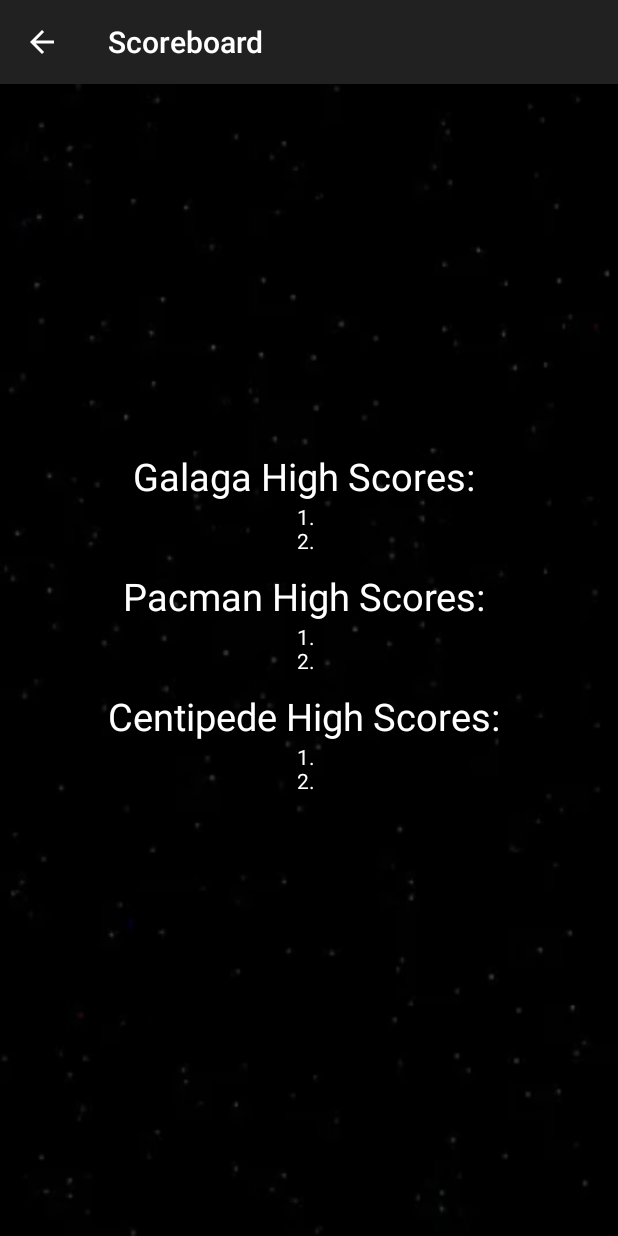
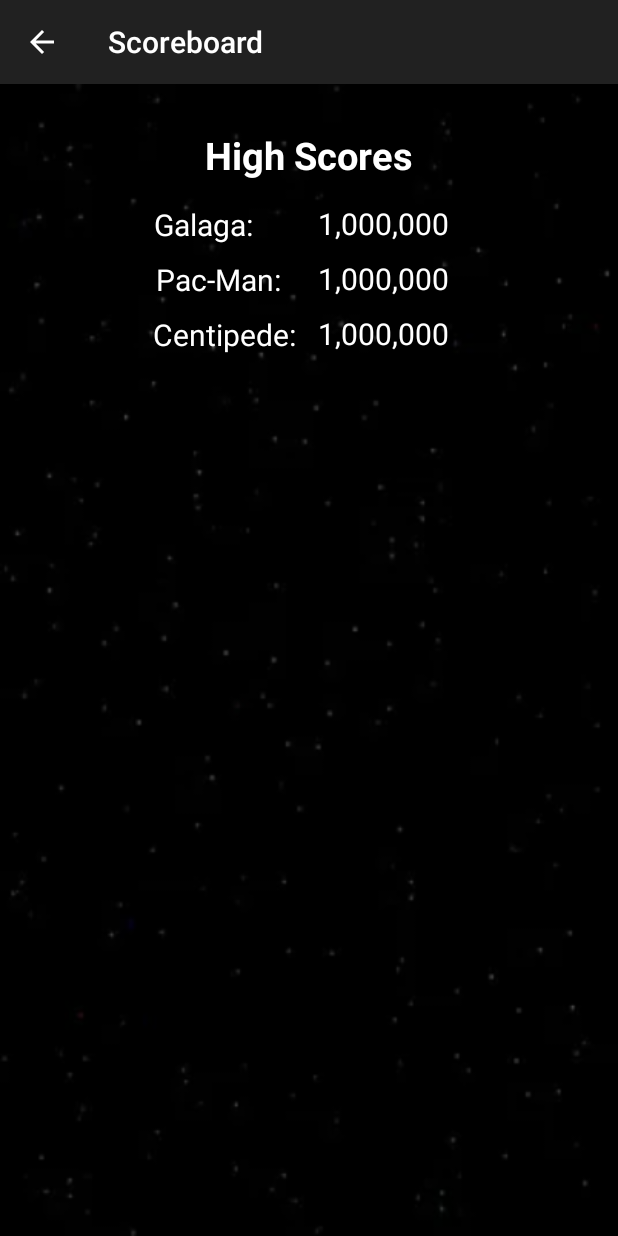
Before and after one commit to tttttttt56/Pixelated, an Android app: the Scoreboard screen opened directly, with no data from a screen before it, on a phone screen of 412 x 824 dp. Run offline under Robolectric (Android 15) with nearby library versions, the phone set to English and light mode, and no system bars.

Commit message:
updated the scoreboard activity ui

```diff
--- a/app/src/main/res/layout/activity_scoreboard.xml
+++ b/app/src/main/res/layout/activity_scoreboard.xml
@@ -14,15 +14,17 @@
         android:scaleType="fitXY"
         app:layout_constraintBottom_toBottomOf="parent"
         app:layout_constraintEnd_toEndOf="parent"
+        app:layout_constraintHorizontal_bias="0.0"
         app:layout_constraintStart_toStartOf="parent"
         app:layout_constraintTop_toTopOf="parent"
+        app:layout_constraintVertical_bias="0.0"
         app:srcCompat="@drawable/galagabackground" />
 
     <LinearLayout
         android:id="@+id/linearLayout"
         android:layout_width="0dp"
         android:layout_height="wrap_content"
-        android:layout_marginTop="244dp"
+        android:layout_marginTop="80dp"
         android:orientation="vertical"
         app:layout_constraintEnd_toEndOf="parent"
         app:layout_constraintHorizontal_bias="0.0"
@@ -34,16 +36,20 @@
             android:layout_width="wrap_content"
             android:layout_height="wrap_content"
             android:layout_gravity="center_horizontal"
-            android:text="Galaga High Scores: "
+            android:layout_marginEnd="70dp"
+            android:text="@string/galaga_highscore"
             android:textColor="@color/white"
-            android:textSize="25dp" />
+            android:textSize="20sp" />
 
         <TextView
             android:id="@+id/galaga_scores"
             android:layout_width="wrap_content"
             android:layout_height="wrap_content"
             android:layout_gravity="center_horizontal"
-            android:text="1. \n2."
+            android:layout_marginTop="-28dp"
+            android:layout_marginEnd="-50dp"
+            android:text="1,000,000"
+            android:textSize="20sp"
             android:textColor="@color/white" />
 
         <Space
@@ -55,16 +61,20 @@
             android:layout_width="wrap_content"
             android:layout_height="wrap_content"
             android:layout_gravity="center_horizontal"
-            android:text="Pacman High Scores: "
+            android:layout_marginEnd="60dp"
+            android:text="@string/pacman_highscore"
             android:textColor="@color/white"
-            android:textSize="25dp" />
+            android:textSize="20sp" />
 
         <TextView
             android:id="@+id/pacman_scores"
             android:layout_width="wrap_content"
             android:layout_height="wrap_content"
             android:layout_gravity="center_horizontal"
-            android:text="1. \n2."
+            android:layout_marginTop="-28dp"
+            android:layout_marginEnd="-50dp"
+            android:text="1,000,000"
+            android:textSize="20sp"
             android:textColor="@color/white" />
 
         <Space
@@ -76,20 +86,41 @@
             android:layout_width="wrap_content"
             android:layout_height="wrap_content"
             android:layout_gravity="center_horizontal"
-            android:text="Centipede High Scores: "
+            android:layout_marginEnd="56dp"
+            android:text="@string/centipede_highscore"
             android:textColor="@color/white"
-            android:textSize="25dp" />
+            android:textSize="20sp" />
 
         <TextView
             android:id="@+id/centipede_scores"
             android:layout_width="wrap_content"
             android:layout_height="wrap_content"
             android:layout_gravity="center_horizontal"
-            android:text="1. \n2."
+            android:layout_marginTop="-28dp"
+            android:layout_marginEnd="-50dp"
+            android:text="1,000,000"
+            android:textSize="20sp"
             android:textColor="@color/white" />
-
-
     </LinearLayout>
 
+    <TextView
+        android:id="@+id/score"
+        android:layout_width="wrap_content"
+        android:layout_height="wrap_content"
+        android:layout_marginTop="30dp"
+        android:text="@string/highscore_title"
+        android:textColor="@color/white"
+        android:textSize="25sp"
+        android:textStyle="bold"
+        app:layout_constraintEnd_toEndOf="parent"
+        app:layout_constraintStart_toStartOf="parent"
+        app:layout_constraintTop_toTopOf="parent" />
+
+    <androidx.constraintlayout.widget.Guideline
+        android:id="@+id/guideline"
+        android:layout_width="wrap_content"
+        android:layout_height="wrap_content"
+        android:orientation="vertical"
+        app:layout_constraintGuide_begin="101dp" />
 
 </androidx.constraintlayout.widget.ConstraintLayout>
--- a/app/src/main/res/values/strings.xml
+++ b/app/src/main/res/values/strings.xml
@@ -17,4 +17,8 @@
     <string name="highScore">"High Score: "</string>
     <string name="profile">Profile</string>
     <string name="logout">Logout</string>
+    <string name="highscore_title">High Scores</string>
+    <string name="galaga_highscore">Galaga:</string>
+    <string name="pacman_highscore">Pac-Man:</string>
+    <string name="centipede_highscore">Centipede:</string>
 </resources>
```
